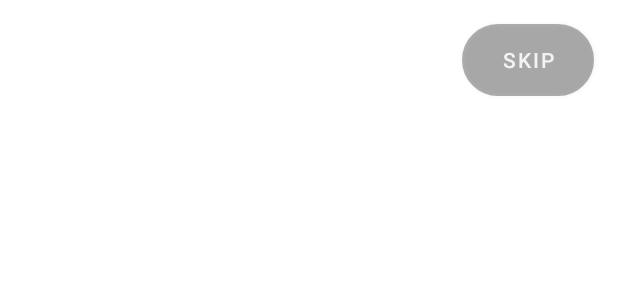
After one commit to GDistories/Health-Diary, an Android app: the layout activity_start_screen.xml on its own in the app's theme, with its tools: preview values and no code run, on a phone screen of 412 x 824 dp. The commit adds this screen. Shown: the top 300 px of the screen. Run offline under Robolectric (Android 15) with nearby library versions, the light colour scheme and no system bars.

Commit message:
Add Start Screen Activity, Add Basic Function for Activity

```diff
--- /dev/null
+++ b/app/src/main/res/drawable/btn_normal.xml
@@ -0,0 +1,11 @@
+<?xml version="1.0" encoding="utf-8"?>
+<shape xmlns:android="http://schemas.android.com/apk/res/android">
+    <!--    设置按钮圆角按钮的步骤-->
+    <!--    1.设置圆角的半径-->
+    <!--    2.设置按钮的颜色-->
+    <!--    3.设置边框大粗细和颜色-->
+    <corners android:radius="180dp"/>
+    <solid android:color="@color/white"/>
+    <stroke android:width="1dp"
+        android:color="#000000"/>
+</shape>
--- /dev/null
+++ b/app/src/main/res/layout/activity_start_screen.xml
@@ -0,0 +1,23 @@
+<?xml version="1.0" encoding="utf-8"?>
+<androidx.constraintlayout.widget.ConstraintLayout xmlns:android="http://schemas.android.com/apk/res/android"
+    xmlns:app="http://schemas.android.com/apk/res-auto"
+    xmlns:tools="http://schemas.android.com/tools"
+    android:layout_width="match_parent"
+    android:layout_height="match_parent"
+    tools:context=".StartScreenActivity">
+
+    <Button
+        android:id="@+id/btn_skip"
+        android:layout_width="wrap_content"
+        android:layout_height="wrap_content"
+        android:layout_marginTop="16dp"
+        android:layout_marginEnd="16dp"
+        app:backgroundTint="#000000"
+        android:alpha="0.3"
+        android:background="@drawable/btn_normal"
+        android:text="@string/skip"
+        android:onClick="skipStartScreen"
+        app:layout_constraintEnd_toEndOf="parent"
+        app:layout_constraintTop_toTopOf="parent" />
+
+</androidx.constraintlayout.widget.ConstraintLayout>
--- a/app/src/main/res/values/strings.xml
+++ b/app/src/main/res/values/strings.xml
@@ -7,4 +7,5 @@
     <string name="title_community">Community</string>
     <string name="title_health">Health</string>
     <string name="title_my">My</string>
+    <string name="skip">Skip</string>
 </resources>
```
Also changed, not shown: app/src/main/AndroidManifest.xml (+10 -4 lines), app/src/main/java/com/healthdiary/BaseActivity.kt (+52 -0 lines), app/src/main/java/com/healthdiary/BaseApplication.kt (added, +7 -0 lines), app/src/main/java/com/healthdiary/StartScreenActivity.kt (added, +72 -0 lines), app/src/main/res/layout/fragment_my.xml (+17 -4 lines), app/src/main/res/drawable/ic_heart_start.png (added), app/src/main/res/drawable/ic_logo.png (added).
